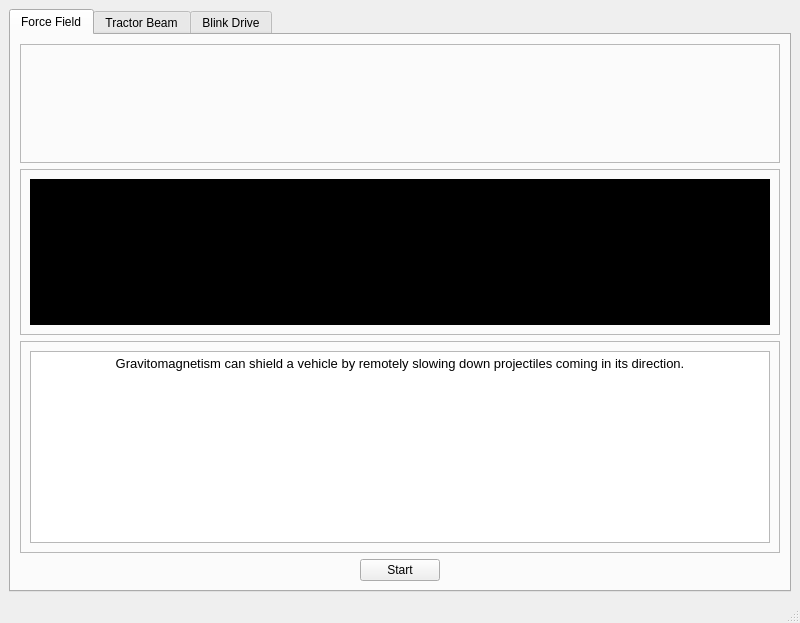
Qt form mainwindow.ui (philippeb8/ft-gem) before a commit.
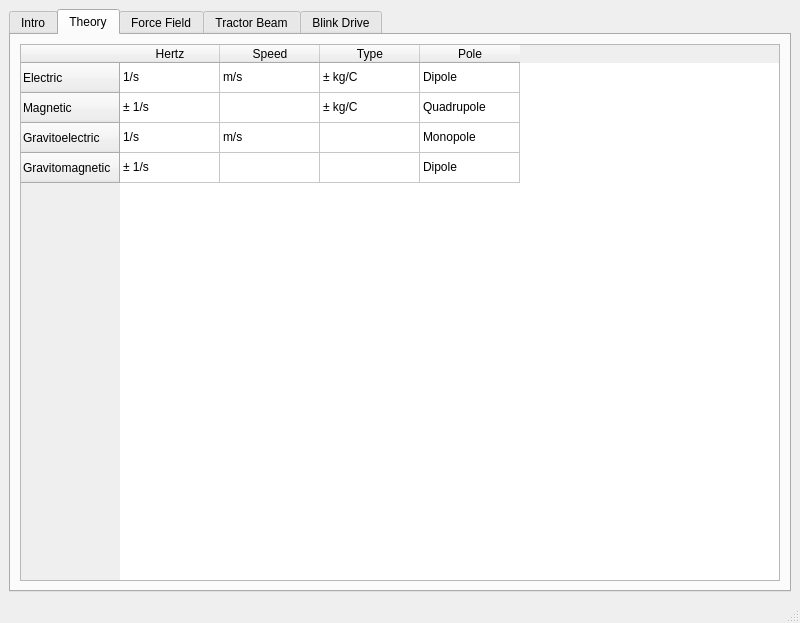
The same form after that commit. The open tabs and pages were chosen to show the change. Custom widgets are drawn as their Qt base class.

Patch:
```diff
--- a/mainwindow.ui
+++ b/mainwindow.ui
@@ -26,6 +26,147 @@
       <property name="currentIndex">
        <number>0</number>
       </property>
+      <widget class="QWidget" name="tab_4">
+       <attribute name="title">
+        <string>Intro</string>
+       </attribute>
+       <layout class="QHBoxLayout" name="horizontalLayout_15">
+        <item>
+         <widget class="VideoPlayer" name="video_1" native="true"/>
+        </item>
+       </layout>
+      </widget>
+      <widget class="QWidget" name="tab_5">
+       <attribute name="title">
+        <string>Theory</string>
+       </attribute>
+       <layout class="QHBoxLayout" name="horizontalLayout_17">
+        <item>
+         <widget class="QTableWidget" name="tableWidget">
+          <row>
+           <property name="text">
+            <string>Electric</string>
+           </property>
+          </row>
+          <row>
+           <property name="text">
+            <string>Magnetic</string>
+           </property>
+          </row>
+          <row>
+           <property name="text">
+            <string>Gravitoelectric</string>
+           </property>
+          </row>
+          <row>
+           <property name="text">
+            <string>Gravitomagnetic</string>
+           </property>
+          </row>
+          <column>
+           <property name="text">
+            <string>Hertz</string>
+           </property>
+          </column>
+          <column>
+           <property name="text">
+            <string>Speed</string>
+           </property>
+          </column>
+          <column>
+           <property name="text">
+            <string>Type</string>
+           </property>
+          </column>
+          <column>
+           <property name="text">
+            <string>Pole</string>
+           </property>
+          </column>
+          <item row="0" column="0">
+           <property name="text">
+            <string>1/s</string>
+           </property>
+          </item>
+          <item row="0" column="1">
+           <property name="text">
+            <string>m/s</string>
+           </property>
+          </item>
+          <item row="0" column="2">
+           <property name="text">
+            <string>± kg/C</string>
+           </property>
+          </item>
+          <item row="0" column="3">
+           <property name="text">
+            <string>Dipole</string>
+           </property>
+          </item>
+          <item row="1" column="0">
+           <property name="text">
+            <string>± 1/s</string>
+           </property>
+          </item>
+          <item row="1" column="1">
+           <property name="text">
+            <string/>
+           </property>
+          </item>
+          <item row="1" column="2">
+           <property name="text">
+            <string>± kg/C</string>
+           </property>
+          </item>
+          <item row="1" column="3">
+           <property name="text">
+            <string>Quadrupole</string>
+           </property>
+          </item>
+          <item row="2" column="0">
+           <property name="text">
+            <string>1/s</string>
+           </property>
+          </item>
+          <item row="2" column="1">
+           <property name="text">
+            <string>m/s</string>
+           </property>
+          </item>
+          <item row="2" column="2">
+           <property name="text">
+            <string/>
+           </property>
+          </item>
+          <item row="2" column="3">
+           <property name="text">
+            <string>Monopole</string>
+           </property>
+          </item>
+          <item row="3" column="0">
+           <property name="text">
+            <string>± 1/s</string>
+           </property>
+          </item>
+          <item row="3" column="1">
+           <property name="text">
+            <string/>
+           </property>
+          </item>
+          <item row="3" column="2">
+           <property name="text">
+            <string/>
+           </property>
+          </item>
+          <item row="3" column="3">
+           <property name="text">
+            <string>Dipole</string>
+           </property>
+          </item>
+         </widget>
+        </item>
+       </layout>
+      </widget>
       <widget class="QWidget" name="tab_2">
        <attribute name="title">
         <string>Force Field</string>
@@ -2404,6 +2545,16 @@
     <slot>reset()</slot>
    </slots>
   </customwidget>
+  <customwidget>
+   <class>VideoPlayer</class>
+   <extends>QWidget</extends>
+   <header>videoplayer.h</header>
+   <container>1</container>
+   <slots>
+    <signal>done(int)</signal>
+    <slot>play()</slot>
+   </slots>
+  </customwidget>
  </customwidgets>
  <resources/>
  <connections>
```
Left out of the diff: 21 changed lines with no effect on the pictures.
